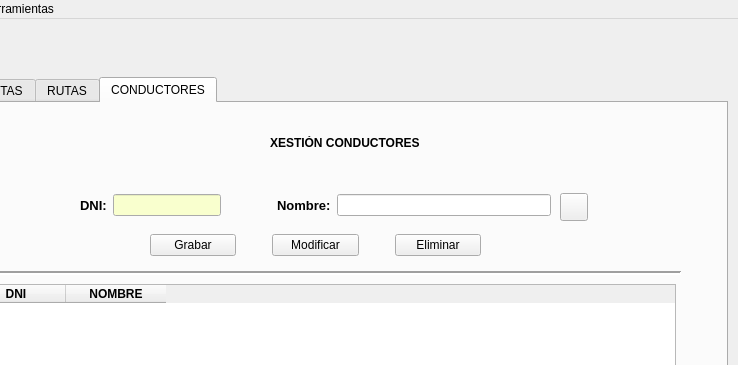
Qt form ventana.ui (XoanCarlos/PROXECTORECUPERA) before a commit; both pictures show x 82 to 820 and y 0 to 365 of the 820 by 719 pixel window.
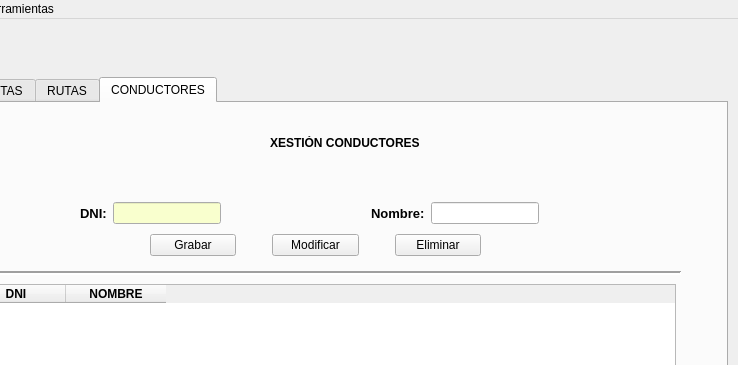
The same form after that commit. The open tabs and pages were chosen to show the change. Icons and pictures are not drawn.

What changed in the file:
```diff
--- a/ventana.ui
+++ b/ventana.ui
@@ -2182,186 +2182,161 @@
            </property>
           </column>
          </widget>
-         <widget class="QWidget" name="layoutWidget">
+         <widget class="QWidget" name="">
           <property name="geometry">
            <rect>
             <x>150</x>
-            <y>80</y>
-            <width>471</width>
-            <height>44</height>
+            <y>99</y>
+            <width>459</width>
+            <height>31</height>
            </rect>
           </property>
-          <layout class="QGridLayout" name="gridLayout_4">
+          <layout class="QGridLayout" name="gridLayout_11">
            <property name="sizeConstraint">
-            <enum>QLayout::SetNoConstraint</enum>
+            <enum>QLayout::SetMaximumSize</enum>
            </property>
-           <item row="0" column="4">
-            <widget class="QLabel" name="lblNombre">
-             <property name="sizePolicy">
-              <sizepolicy hsizetype="Fixed" vsizetype="Preferred">
-               <horstretch>0</horstretch>
-               <verstretch>0</verstretch>
-              </sizepolicy>
-             </property>
-             <property name="font">
-              <font>
-               <pointsize>10</pointsize>
-               <weight>75</weight>
-               <bold>true</bold>
-              </font>
-             </property>
-             <property name="text">
-              <string>Nombre:</string>
-             </property>
-            </widget>
-           </item>
-           <item row="0" column="1">
-            <widget class="QLineEdit" name="txtDni">
-             <property name="sizePolicy">
-              <sizepolicy hsizetype="Fixed" vsizetype="Fixed">
-               <horstretch>0</horstretch>
-               <verstretch>0</verstretch>
-              </sizepolicy>
-             </property>
-             <property name="palette">
-              <palette>
-               <active>
-                <colorrole role="Base">
-                 <brush brushstyle="SolidPattern">
-                  <color alpha="255">
-                   <red>249</red>
-                   <green>255</green>
-                   <blue>206</blue>
-                  </color>
-                 </brush>
-                </colorrole>
-               </active>
-               <inactive>
-                <colorrole role="Base">
-                 <brush brushstyle="SolidPattern">
-                  <color alpha="255">
-                   <red>249</red>
-                   <green>255</green>
-                   <blue>206</blue>
-                  </color>
-                 </brush>
-                </colorrole>
-               </inactive>
-               <disabled>
-                <colorrole role="Base">
-                 <brush brushstyle="SolidPattern">
-                  <color alpha="255">
-                   <red>240</red>
-                   <green>240</green>
-                   <blue>240</blue>
-                  </color>
-                 </brush>
-                </colorrole>
-               </disabled>
-              </palette>
-             </property>
-             <property name="autoFillBackground">
-              <bool>false</bool>
-             </property>
-            </widget>
-           </item>
            <item row="0" column="0">
-            <widget class="QLabel" name="lblDni">
-             <property name="sizePolicy">
-              <sizepolicy hsizetype="Fixed" vsizetype="Preferred">
-               <horstretch>0</horstretch>
-               <verstretch>0</verstretch>
-              </sizepolicy>
+            <layout class="QGridLayout" name="gridLayout_4">
+             <property name="sizeConstraint">
+              <enum>QLayout::SetNoConstraint</enum>
              </property>
-             <property name="font">
-              <font>
-               <pointsize>10</pointsize>
-               <weight>75</weight>
-               <bold>true</bold>
-              </font>
-             </property>
-             <property name="text">
-              <string>DNI:</string>
-             </property>
-            </widget>
-           </item>
-           <item row="0" column="5">
-            <widget class="QLineEdit" name="txtNombre"/>
-           </item>
-           <item row="0" column="2">
-            <widget class="QLabel" name="lblValidar">
-             <property name="sizePolicy">
-              <sizepolicy hsizetype="Minimum" vsizetype="Preferred">
-               <horstretch>0</horstretch>
-               <verstretch>0</verstretch>
-              </sizepolicy>
-             </property>
-             <property name="minimumSize">
-              <size>
-               <width>24</width>
-               <height>24</height>
-              </size>
-             </property>
-             <property name="font">
-              <font>
-               <family>Viner Hand ITC</family>
-               <pointsize>14</pointsize>
-               <weight>50</weight>
-               <bold>false</bold>
-              </font>
-             </property>
-             <property name="text">
-              <string/>
-             </property>
-            </widget>
-           </item>
-           <item row="0" column="3">
-            <spacer name="horizontalSpacer">
-             <property name="orientation">
-              <enum>Qt::Horizontal</enum>
-             </property>
-             <property name="sizeType">
-              <enum>QSizePolicy::Minimum</enum>
-             </property>
-             <property name="sizeHint" stdset="0">
-              <size>
-               <width>20</width>
-               <height>20</height>
-              </size>
-             </property>
-            </spacer>
+             <item row="0" column="0">
+              <widget class="QLabel" name="lblDni">
+               <property name="sizePolicy">
+                <sizepolicy hsizetype="Fixed" vsizetype="Preferred">
+                 <horstretch>0</horstretch>
+                 <verstretch>0</verstretch>
+                </sizepolicy>
+               </property>
+               <property name="font">
+                <font>
+                 <pointsize>10</pointsize>
+                 <weight>75</weight>
+                 <bold>true</bold>
+                </font>
+               </property>
+               <property name="text">
+                <string>DNI:</string>
+               </property>
+              </widget>
+             </item>
+             <item row="0" column="4">
+              <widget class="QLineEdit" name="txtNombre">
+               <property name="sizePolicy">
+                <sizepolicy hsizetype="Fixed" vsizetype="Fixed">
+                 <horstretch>0</horstretch>
+                 <verstretch>0</verstretch>
+                </sizepolicy>
+               </property>
+               <property name="minimumSize">
+                <size>
+                 <width>100</width>
+                 <height>0</height>
+                </size>
+               </property>
+              </widget>
+             </item>
+             <item row="0" column="1">
+              <widget class="QLineEdit" name="txtDni">
+               <property name="sizePolicy">
+                <sizepolicy hsizetype="Fixed" vsizetype="Fixed">
+                 <horstretch>0</horstretch>
+                 <verstretch>0</verstretch>
+                </sizepolicy>
+               </property>
+               <property name="palette">
+                <palette>
+                 <active>
+                  <colorrole role="Base">
+                   <brush brushstyle="SolidPattern">
+                    <color alpha="255">
+                     <red>249</red>
+                     <green>255</green>
+                     <blue>206</blue>
+                    </color>
+                   </brush>
+                  </colorrole>
+                 </active>
+                 <inactive>
+                  <colorrole role="Base">
+                   <brush brushstyle="SolidPattern">
+                    <color alpha="255">
+                     <red>249</red>
+                     <green>255</green>
+                     <blue>206</blue>
+                    </color>
+                   </brush>
+                  </colorrole>
+                 </inactive>
+                 <disabled>
+                  <colorrole role="Base">
+                   <brush brushstyle="SolidPattern">
+                    <color alpha="255">
+                     <red>240</red>
+                     <green>240</green>
+                     <blue>240</blue>
+                    </color>
+                   </brush>
+                  </colorrole>
+                 </disabled>
+                </palette>
+               </property>
+               <property name="autoFillBackground">
+                <bool>false</bool>
+               </property>
+              </widget>
+             </item>
+             <item row="0" column="2">
+              <widget class="QLabel" name="lblValidar">
+               <property name="sizePolicy">
+                <sizepolicy hsizetype="Minimum" vsizetype="Preferred">
+                 <horstretch>0</horstretch>
+                 <verstretch>0</verstretch>
+                </sizepolicy>
+               </property>
+               <property name="minimumSize">
+                <size>
+                 <width>24</width>
+                 <height>24</height>
+                </size>
+               </property>
+               <property name="font">
+                <font>
+                 <family>Viner Hand ITC</family>
+                 <pointsize>14</pointsize>
+                 <weight>50</weight>
+                 <bold>false</bold>
+                </font>
+               </property>
+               <property name="text">
+                <string/>
+               </property>
+              </widget>
+             </item>
+             <item row="0" column="3">
+              <widget class="QLabel" name="lblNombre">
+               <property name="sizePolicy">
+                <sizepolicy hsizetype="Fixed" vsizetype="Preferred">
+                 <horstretch>0</horstretch>
+                 <verstretch>0</verstretch>
+                </sizepolicy>
+               </property>
+               <property name="font">
+                <font>
+                 <pointsize>10</pointsize>
+                 <weight>75</weight>
+                 <bold>true</bold>
+                </font>
+               </property>
+               <property name="text">
+                <string>Nombre:</string>
+               </property>
+              </widget>
+             </item>
+            </layout>
            </item>
           </layout>
          </widget>
-         <widget class="QPushButton" name="btnReloadcon">
-          <property name="geometry">
-           <rect>
-            <x>630</x>
-            <y>90</y>
-            <width>28</width>
-            <height>28</height>
-           </rect>
-          </property>
-          <property name="sizePolicy">
-           <sizepolicy hsizetype="Fixed" vsizetype="Fixed">
-            <horstretch>0</horstretch>
-            <verstretch>0</verstretch>
-           </sizepolicy>
-          </property>
-          <property name="autoFillBackground">
-           <bool>false</bool>
-          </property>
-          <property name="text">
-           <string/>
-          </property>
-          <property name="icon">
-           <iconset>
-            <normaloff>../../.designer/backup/img/Reload.png</normaloff>../../.designer/backup/img/Reload.png</iconset>
-          </property>
-          <property name="autoExclusive">
-           <bool>false</bool>
-          </property>
-         </widget>
         </widget>
        </widget>
       </item>
```
Left out of the diff: 912 changed lines with no effect on the pictures.
